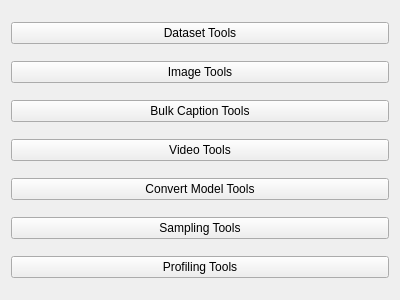
First picture: the form in modules/ui/views/tabs/tools.ui, repository HashakGik/OneTrainer-QT6, before the edit.
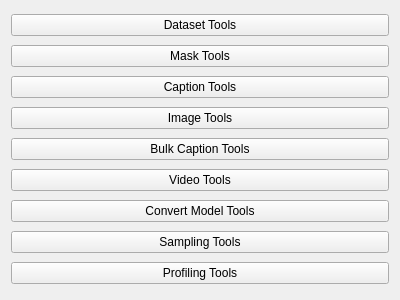
Second picture: the form after the edit.

Commit message: Added various Tools.

Diff of the .ui file:
```diff
--- a/modules/ui/views/tabs/tools.ui
+++ b/modules/ui/views/tabs/tools.ui
@@ -21,6 +21,20 @@
      </property>
     </widget>
    </item>
+   <item>
+    <widget class="QPushButton" name="maskBtn">
+     <property name="text">
+      <string>Mask Tools</string>
+     </property>
+    </widget>
+   </item>
+   <item>
+    <widget class="QPushButton" name="captionBtn">
+     <property name="text">
+      <string>Caption Tools</string>
+     </property>
+    </widget>
+   </item>
    <item>
     <widget class="QPushButton" name="imageBtn">
      <property name="text">
```
Left out of the diff: 2 changed lines with no effect on the pictures. The commit also changes 22 other files.
